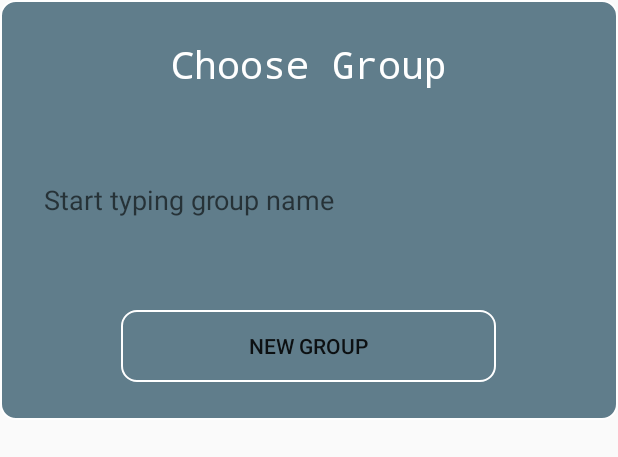
After one commit to Kitilonom/NeHouse, an Android app: the layout choose_group.xml on its own in the app's theme, with its tools: preview values and no code run, on a phone screen of 412 x 824 dp. The commit adds this screen. Shown: the top 457 px of the screen. Run offline under Robolectric (Android 15) with nearby library versions, the phone set to English and light mode, and no system bars.

Commit message:
choose group

```diff
--- a/app/src/main/java/com/nehouse/nehouse/MainActivity.java
+++ b/app/src/main/java/com/nehouse/nehouse/MainActivity.java
@@ -1,5 +1,6 @@
 package com.nehouse.nehouse;
 
+import android.app.Dialog;
 import android.content.Intent;
 import android.support.annotation.NonNull;
 import android.support.v7.app.AppCompatActivity;
@@ -34,6 +35,9 @@ import com.nehouse.nehouse.Model.User;
             Intent intent = new Intent(MainActivity.this, com.nehouse.nehouse.WelcomePage.class);
             startActivity(intent);
 
+            Dialog gDialog = new Dialog(MainActivity.this);
+            gDialog.setContentView(R.layout.choose_group);
+            gDialog.show();
 
             firebaseUser = FirebaseAuth.getInstance().getCurrentUser();
             if(firebaseUser != null) {
@@ -104,4 +108,14 @@ import com.nehouse.nehouse.Model.User;
             startActivity(intent);
         }
 
+        public void NewGroup(View view) {
+            Dialog nGroup = new Dialog(MainActivity.this);
+            nGroup.setContentView(R.layout.new_group);
+            nGroup.show();
+        }
+
+        public void NewGroupConfirm(View view) {
+            finish();
+        }
+
     }
--- /dev/null
+++ b/app/src/main/res/layout/choose_group.xml
@@ -0,0 +1,39 @@
+
+
+<LinearLayout xmlns:android="http://schemas.android.com/apk/res/android"
+    android:layout_width = "match_parent"
+    android:layout_height = "wrap_content"
+    android:orientation="vertical"
+    android:gravity="center"
+    android:background="@drawable/dialog_design">
+
+    <TextView
+        android:id="@+id/ChGroup"
+        android:layout_width="match_parent"
+        android:layout_height="wrap_content"
+        android:text="Choose Group"
+        android:gravity="center"
+        android:layout_margin="25dp"
+        android:typeface="monospace"
+        android:textColor="#ffffff"
+        android:textSize="25dp" />
+
+    <AutoCompleteTextView
+        android:id="@+id/chooseGroup"
+        android:layout_width="match_parent"
+        android:layout_margin="25dp"
+        android:layout_height="wrap_content"
+        android:inputType="textAutoComplete"
+        android:hint="Start typing group name"/>
+
+    <Button
+        android:id="@+id/NewGroupButton"
+        android:layout_width="250dp"
+        android:layout_height="wrap_content"
+        android:background="@drawable/dialog_button"
+        android:text="New Group"
+        android:layout_margin="25dp"
+        android:onClick="NewGroup"/>
+
+
+</LinearLayout>
--- a/app/src/main/res/layout/new_group.xml
+++ b/app/src/main/res/layout/new_group.xml
@@ -37,6 +37,7 @@
         android:text="confirm"
         android:gravity="center"
         android:background="@drawable/dialog_button"
+        android:onClick="NewGroupConfirm"
         />
 
 </LinearLayout>
```
